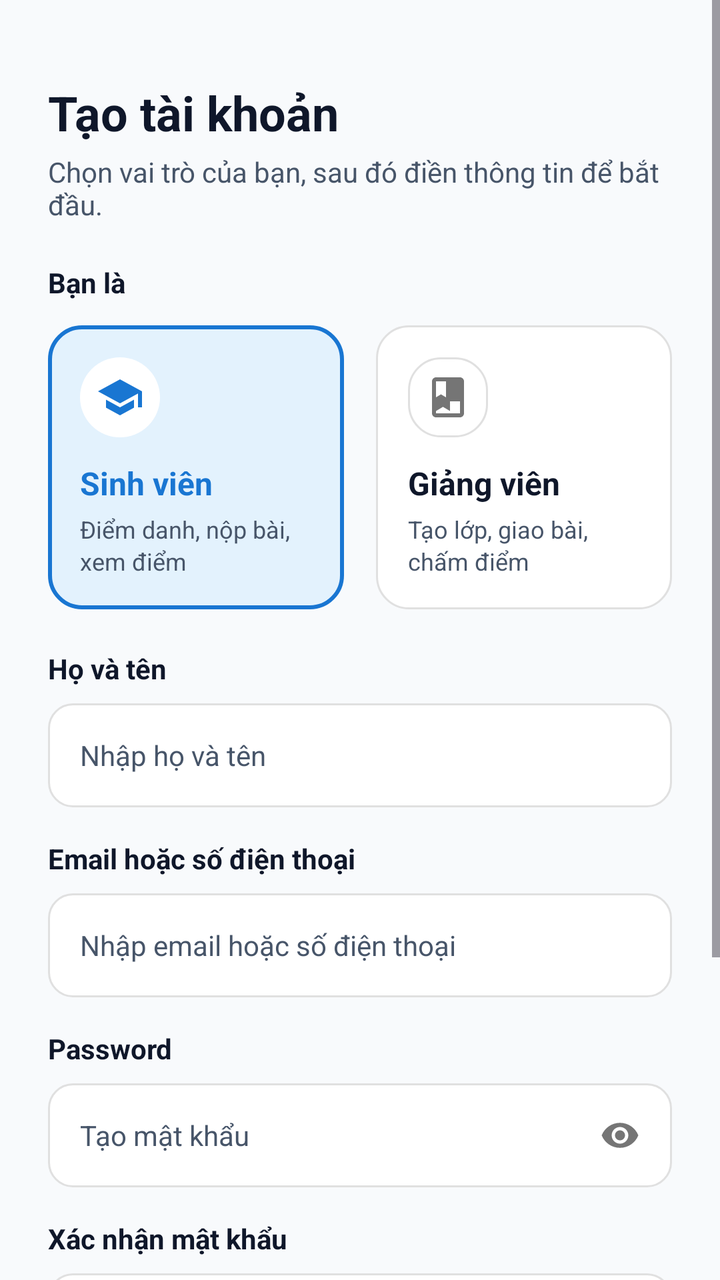
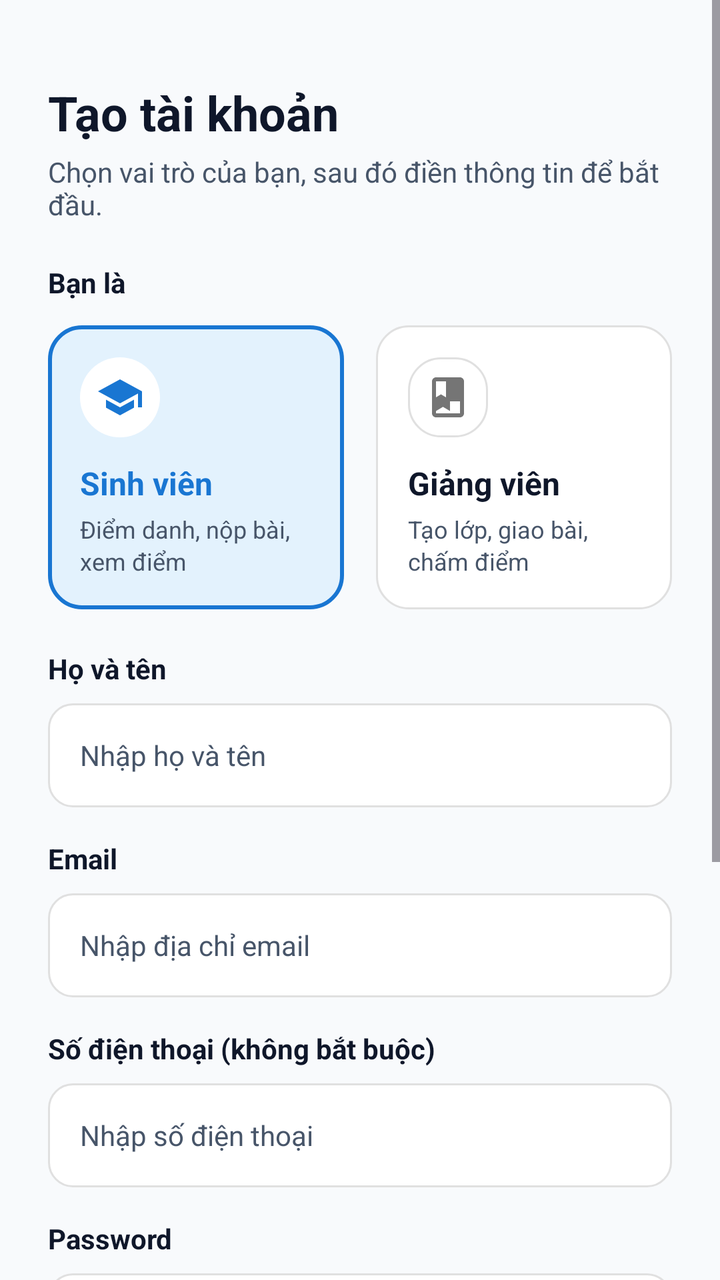

An Android layout rendered at two revisions. The XML below is the earlier revision; the diff shows what the commit changed to produce the second picture.
<!-- AndroidManifest.xml: application theme Theme.UniClassApp -->
<!-- res/layout/activity_register.xml -->
<?xml version="1.0" encoding="utf-8"?>
<ScrollView xmlns:android="http://schemas.android.com/apk/res/android"
    xmlns:app="http://schemas.android.com/apk/res-auto"
    xmlns:tools="http://schemas.android.com/tools"
    android:layout_width="match_parent"
    android:layout_height="match_parent"
    android:background="@color/background_light"
    android:fillViewport="true"
    tools:context=".MainActivity">

    <LinearLayout
        android:layout_width="match_parent"
        android:layout_height="wrap_content"
        android:orientation="vertical"
        android:padding="24dp">

        
        <TextView
            android:layout_width="wrap_content"
            android:layout_height="wrap_content"
            android:layout_marginTop="16dp"
            android:text="@string/register_title"
            android:textColor="@color/text_primary"
            android:textSize="24sp"
            android:textStyle="bold" />

        <TextView
            android:layout_width="wrap_content"
            android:layout_height="wrap_content"
            android:layout_marginTop="4dp"
            android:text="@string/register_subtitle"
            android:textColor="@color/text_secondary"
            android:textSize="14sp" />

        
        <TextView
            android:layout_width="wrap_content"
            android:layout_height="wrap_content"
            android:layout_marginTop="20dp"
            android:text="@string/role_label"
            android:textColor="@color/text_primary"
            android:textSize="14sp"
            android:textStyle="bold" />

        
        <LinearLayout
            android:layout_width="match_parent"
            android:layout_height="wrap_content"
            android:layout_marginTop="12dp"
            android:baselineAligned="false"
            android:orientation="horizontal"
            android:weightSum="2">

            
            <LinearLayout
                android:id="@+id/card_student"
                android:layout_width="0dp"
                android:layout_height="wrap_content"
                android:layout_weight="1"
                android:layout_marginEnd="8dp"
                android:background="@drawable/bg_role_selected"
                android:orientation="vertical"
                android:clickable="true"
                android:focusable="true"
                android:padding="16dp">

                <FrameLayout
                    android:id="@+id/fl_student_icon"
                    android:layout_width="40dp"
                    android:layout_height="40dp"
                    android:background="@drawable/bg_rounded_white"
                    android:padding="8dp">

                    <ImageView
                        android:layout_width="match_parent"
                        android:layout_height="match_parent"
                        android:src="@drawable/ic_graduation_cap"
                        android:contentDescription="@string/role_student" />
                </FrameLayout>

                <TextView
                    android:id="@+id/tv_student_title"
                    android:layout_width="wrap_content"
                    android:layout_height="wrap_content"
                    android:layout_marginTop="12dp"
                    android:text="@string/role_student"
                    android:textColor="@color/primary_blue"
                    android:textSize="16sp"
                    android:textStyle="bold" />

                <TextView
                    android:layout_width="wrap_content"
                    android:layout_height="wrap_content"
                    android:layout_marginTop="4dp"
                    android:text="@string/role_student_desc"
                    android:textColor="@color/text_secondary"
                    android:textSize="12sp"
                    android:lineSpacingExtra="2dp" />
            </LinearLayout>

            
            <LinearLayout
                android:id="@+id/card_lecturer"
                android:layout_width="0dp"
                android:layout_height="wrap_content"
                android:layout_weight="1"
                android:layout_marginStart="8dp"
                android:background="@drawable/bg_role_unselected"
                android:orientation="vertical"
                android:clickable="true"
                android:focusable="true"
                android:padding="16dp">

                <FrameLayout
                    android:id="@+id/fl_lecturer_icon"
                    android:layout_width="40dp"
                    android:layout_height="40dp"
                    android:background="@drawable/bg_role_unselected"
                    android:padding="8dp">

                    <ImageView
                        android:layout_width="match_parent"
                        android:layout_height="match_parent"
                        android:src="@drawable/ic_book"
                        android:contentDescription="@string/role_lecturer" />
                </FrameLayout>

                <TextView
                    android:id="@+id/tv_lecturer_title"
                    android:layout_width="wrap_content"
                    android:layout_height="wrap_content"
                    android:layout_marginTop="12dp"
                    android:text="@string/role_lecturer"
                    android:textColor="@color/text_primary"
                    android:textSize="16sp"
                    android:textStyle="bold" />

                <TextView
                    android:layout_width="wrap_content"
                    android:layout_height="wrap_content"
                    android:layout_marginTop="4dp"
                    android:text="@string/role_lecturer_desc"
                    android:textColor="@color/text_secondary"
                    android:textSize="12sp"
                    android:lineSpacingExtra="2dp" />
            </LinearLayout>

        </LinearLayout>

        
        <LinearLayout
            android:layout_width="match_parent"
            android:layout_height="wrap_content"
            android:layout_marginTop="20dp"
            android:orientation="vertical">

            
            <TextView
                android:layout_width="wrap_content"
                android:layout_height="wrap_content"
                android:text="@string/fullname_label"
                android:textColor="@color/text_primary"
                android:textSize="14sp"
                android:textStyle="bold" />

            <EditText
                android:id="@+id/edt_full_name"
                android:layout_width="match_parent"
                android:layout_height="52dp"
                android:layout_marginTop="8dp"
                android:autofillHints="name"
                android:background="@drawable/bg_input_field"
                android:hint="@string/fullname_hint"
                android:inputType="textPersonName"
                android:paddingHorizontal="16dp"
                android:textColor="@color/text_primary"
                android:textColorHint="@color/text_secondary"
                android:textSize="14sp" />

            
            <TextView
                android:layout_width="wrap_content"
                android:layout_height="wrap_content"
                android:layout_marginTop="16dp"
                android:text="@string/contact_label"
                android:textColor="@color/text_primary"
                android:textSize="14sp"
                android:textStyle="bold" />

            <EditText
                android:id="@+id/edt_contact"
                android:layout_width="match_parent"
                android:layout_height="52dp"
                android:layout_marginTop="8dp"
                android:autofillHints="emailAddress"
                android:background="@drawable/bg_input_field"
                android:hint="@string/contact_hint"
                android:inputType="text"
                android:paddingHorizontal="16dp"
                android:textColor="@color/text_primary"
                android:textColorHint="@color/text_secondary"
                android:textSize="14sp" />

            
            <TextView
                android:layout_width="wrap_content"
                android:layout_height="wrap_content"
                android:layout_marginTop="16dp"
                android:text="@string/password_label"
                android:textColor="@color/text_primary"
                android:textSize="14sp"
                android:textStyle="bold" />

            <LinearLayout
                android:layout_width="match_parent"
                android:layout_height="52dp"
                android:layout_marginTop="8dp"
                android:background="@drawable/bg_input_field"
                android:gravity="center_vertical"
                android:orientation="horizontal"
                android:paddingHorizontal="16dp">

                <EditText
                    android:id="@+id/edt_password"
                    android:layout_width="0dp"
                    android:layout_height="match_parent"
                    android:layout_weight="1"
                    android:autofillHints="password"
                    android:background="@null"
                    android:hint="@string/password_create_hint"
                    android:inputType="textPassword"
                    android:textColor="@color/text_primary"
                    android:textColorHint="@color/text_secondary"
                    android:textSize="14sp" />

                <ImageView
                    android:id="@+id/iv_toggle_password"
                    android:layout_width="20dp"
                    android:layout_height="20dp"
                    android:clickable="true"
                    android:focusable="true"
                    android:src="@drawable/ic_eye"
                    android:contentDescription="@string/desc_eye_icon" />
            </LinearLayout>

            
            <TextView
                android:layout_width="wrap_content"
                android:layout_height="wrap_content"
                android:layout_marginTop="16dp"
                android:text="@string/password_confirm_label"
                android:textColor="@color/text_primary"
                android:textSize="14sp"
                android:textStyle="bold" />

            <LinearLayout
                android:layout_width="match_parent"
                android:layout_height="52dp"
                android:layout_marginTop="8dp"
                android:background="@drawable/bg_input_field"
                android:gravity="center_vertical"
                android:orientation="horizontal"
                android:paddingHorizontal="16dp">

                <EditText
                    android:id="@+id/edt_confirm_password"
                    android:layout_width="0dp"
                    android:layout_height="match_parent"
                    android:layout_weight="1"
                    android:autofillHints="password"
                    android:background="@null"
                    android:hint="@string/password_confirm_hint"
                    android:inputType="textPassword"
                    android:textColor="@color/text_primary"
                    android:textColorHint="@color/text_secondary"
                    android:textSize="14sp" />

                <ImageView
                    android:id="@+id/iv_toggle_confirm_password"
                    android:layout_width="20dp"
                    android:layout_height="20dp"
                    android:clickable="true"
                    android:focusable="true"
                    android:src="@drawable/ic_eye"
                    android:contentDescription="@string/desc_eye_icon" />
            </LinearLayout>

        </LinearLayout>

        
        <Button
            android:id="@+id/btn_register"
            android:layout_width="match_parent"
            android:layout_height="52dp"
            android:layout_marginTop="28dp"
            android:background="@drawable/bg_button_primary"
            android:text="@string/register_button"
            android:textAllCaps="false"
            android:textColor="@color/white"
            android:textSize="16sp"
            android:textStyle="bold"
            app:backgroundTint="@null" />

        
        <LinearLayout
            android:layout_width="wrap_content"
            android:layout_height="wrap_content"
            android:layout_gravity="center_horizontal"
            android:layout_marginTop="20dp"
            android:layout_marginBottom="24dp"
            android:orientation="horizontal">

            <TextView
                android:layout_width="wrap_content"
                android:layout_height="wrap_content"
                android:text="@string/has_account"
                android:textColor="@color/text_secondary"
                android:textSize="14sp" />

            <TextView
                android:id="@+id/tvLogin"
                android:layout_width="wrap_content"
                android:layout_height="wrap_content"
                android:text="@string/login_link"
                android:textColor="@color/primary_blue"
                android:textSize="14sp"
                android:textStyle="bold" />

        </LinearLayout>

    </LinearLayout>
</ScrollView>
<!-- resources referenced by this layout -->
<resources>
  <color name="background_light">@color/color_background</color>
  <color name="primary_blue">@color/color_primary</color>
  <color name="text_primary">#0F172A</color>
  <color name="text_secondary">#475569</color>
  <color name="white">#FFFFFFFF</color>
  <!-- drawable bg_button_primary (drawable) -->
  <?xml version="1.0" encoding="utf-8"?>
  <shape xmlns:android="http://schemas.android.com/apk/res/android"
      android:shape="rectangle">
      <solid android:color="#1976D2"/>
      <corners android:radius="12dp"/>
  </shape>
  <!-- drawable bg_input_field (drawable) -->
  <?xml version="1.0" encoding="utf-8"?>
  <shape xmlns:android="http://schemas.android.com/apk/res/android"
      android:shape="rectangle">
      <solid android:color="@android:color/white"/>
      <stroke android:width="1dp" android:color="#E0E0E0"/>
      <corners android:radius="12dp"/>
  </shape>
  <!-- drawable bg_role_selected (drawable) -->
  <?xml version="1.0" encoding="utf-8"?>
  <shape xmlns:android="http://schemas.android.com/apk/res/android"
      android:shape="rectangle">
      <solid android:color="#E3F2FD"/>
      <stroke android:width="2dp" android:color="#1976D2"/>
      <corners android:radius="16dp"/>
  </shape>
  <!-- drawable bg_role_unselected (drawable) -->
  <?xml version="1.0" encoding="utf-8"?>
  <shape xmlns:android="http://schemas.android.com/apk/res/android"
      android:shape="rectangle">
      <solid android:color="@android:color/white"/>
      <stroke android:width="1dp" android:color="#E0E0E0"/>
      <corners android:radius="16dp"/>
  </shape>
  <!-- drawable bg_rounded_white (drawable) -->
  <?xml version="1.0" encoding="utf-8"?>
  <shape xmlns:android="http://schemas.android.com/apk/res/android"
      android:shape="rectangle">
      <solid android:color="@android:color/white"/>
      <corners android:radius="20dp"/>
  </shape>
  <!-- drawable ic_graduation_cap (drawable) -->
  <vector xmlns:android="http://schemas.android.com/apk/res/android"
      android:width="48dp"
      android:height="48dp"
      android:viewportWidth="24"
      android:viewportHeight="24">
    <path
        android:fillColor="#1976D2"
        android:pathData="M12,3L1,9l11,6 9,-4.91V17h2V9L12,3z M5,13.18v4L12,21l7,-3.82v-4L12,17l-7,-3.82z"/>
  </vector>
  <string name="contact_hint">Nhập email hoặc số điện thoại</string>
  <string name="contact_label">Email hoặc số điện thoại</string>
  <string name="desc_eye_icon">Biểu tượng hiển thị mật khẩu</string>
  <string name="fullname_hint">Nhập họ và tên</string>
  <string name="fullname_label">Họ và tên</string>
  <string name="has_account">Đã có tài khoản? </string>
  <string name="login_link">Đăng nhập</string>
  <string name="password_confirm_hint">Nhập lại mật khẩu</string>
  <string name="password_confirm_label">Xác nhận mật khẩu</string>
  <string name="password_create_hint">Tạo mật khẩu</string>
  <string name="password_label">Password</string>
  <string name="register_button">Đăng ký</string>
  <string name="register_subtitle">Chọn vai trò của bạn, sau đó điền thông tin để bắt đầu.</string>
  <string name="register_title">Tạo tài khoản</string>
  <string name="role_label">Bạn là</string>
  <string name="role_lecturer">Giảng viên</string>
  <string name="role_lecturer_desc">Tạo lớp, giao bài, chấm điểm</string>
  <string name="role_student">Sinh viên</string>
  <string name="role_student_desc">Điểm danh, nộp bài, xem điểm</string>
  <style name="Theme.UniClassApp" parent="Base.Theme.UniClassApp" />
  <color name="color_background">#F8FAFC</color>
  <color name="color_primary">#1976D2</color>
  <color name="color_primary_container">#E3F2FD</color>
  <color name="color_secondary">#0288D1</color>
  <color name="color_secondary_container">#E0F2FE</color>
  <color name="color_surface">#FFFFFF</color>
  <color name="color_error">#DC2626</color>
  <!-- unchanged entries left out for length: 3 -->
</resources>

<!-- the commit's change to res/layout/activity_register.xml (unified diff, before → after) -->
@@ -182,20 +182,44 @@
                 android:layout_width="wrap_content"
                 android:layout_height="wrap_content"
                 android:layout_marginTop="16dp"
-                android:text="@string/contact_label"
+                android:text="@string/email"
                 android:textColor="@color/text_primary"
                 android:textSize="14sp"
                 android:textStyle="bold" />
 
             <EditText
-                android:id="@+id/edt_contact"
+                android:id="@+id/edt_email"
                 android:layout_width="match_parent"
                 android:layout_height="52dp"
                 android:layout_marginTop="8dp"
                 android:autofillHints="emailAddress"
                 android:background="@drawable/bg_input_field"
-                android:hint="@string/contact_hint"
-                android:inputType="text"
+                android:hint="@string/Nhap_email_register"
+                android:inputType="textEmailAddress"
+                android:paddingHorizontal="16dp"
+                android:textColor="@color/text_primary"
+                android:textColorHint="@color/text_secondary"
+                android:textSize="14sp" />
+
+            
+            <TextView
+                android:layout_width="wrap_content"
+                android:layout_height="wrap_content"
+                android:layout_marginTop="16dp"
+                android:text="@string/numberPhoneRegister"
+                android:textColor="@color/text_primary"
+                android:textSize="14sp"
+                android:textStyle="bold" />
+
+            <EditText
+                android:id="@+id/edt_phone"
+                android:layout_width="match_parent"
+                android:layout_height="52dp"
+                android:layout_marginTop="8dp"
+                android:autofillHints="phone"
+                android:background="@drawable/bg_input_field"
+                android:hint="@string/edt_numberPhoneRegister"
+                android:inputType="phone"
                 android:paddingHorizontal="16dp"
                 android:textColor="@color/text_primary"
                 android:textColorHint="@color/text_secondary"
<!-- resource entries referenced after the edit -->
@@ -53,13 +53,15 @@
         android:fillColor="#1976D2"
         android:pathData="M12,3L1,9l11,6 9,-4.91V17h2V9L12,3z M5,13.18v4L12,21l7,-3.82v-4L12,17l-7,-3.82z"/>
   </vector>
-  <string name="contact_hint">Nhập email hoặc số điện thoại</string>
-  <string name="contact_label">Email hoặc số điện thoại</string>
+  <string name="Nhap_email_register">Nhập địa chỉ email</string>
   <string name="desc_eye_icon">Biểu tượng hiển thị mật khẩu</string>
+  <string name="edt_numberPhoneRegister">Nhập số điện thoại</string>
+  <string name="email">Email</string>
   <string name="fullname_hint">Nhập họ và tên</string>
   <string name="fullname_label">Họ và tên</string>
   <string name="has_account">Đã có tài khoản? </string>
   <string name="login_link">Đăng nhập</string>
+  <string name="numberPhoneRegister">Số điện thoại (không bắt buộc)</string>
   <string name="password_confirm_hint">Nhập lại mật khẩu</string>
   <string name="password_confirm_label">Xác nhận mật khẩu</string>
   <string name="password_create_hint">Tạo mật khẩu</string>
